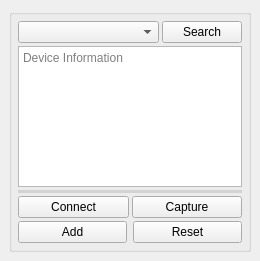
Qt form cloudtool/device/azurekinect.ui (alex-hjm/cloudtool) before a commit.
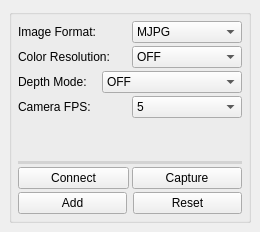
The same form after that commit. Icons and pictures are not drawn.

```diff
--- a/cloudtool/device/azurekinect.ui
+++ b/cloudtool/device/azurekinect.ui
@@ -7,13 +7,13 @@
     <x>0</x>
     <y>0</y>
     <width>260</width>
-    <height>261</height>
+    <height>232</height>
    </rect>
   </property>
   <property name="minimumSize">
    <size>
     <width>260</width>
-    <height>261</height>
+    <height>0</height>
    </size>
   </property>
   <property name="styleSheet">
@@ -57,42 +57,167 @@
        <item>
         <layout class="QHBoxLayout" name="horizontalLayout">
          <item>
-          <widget class="QComboBox" name="cbox_device">
-           <property name="sizePolicy">
-            <sizepolicy hsizetype="Expanding" vsizetype="Fixed">
-             <horstretch>0</horstretch>
-             <verstretch>0</verstretch>
-            </sizepolicy>
+          <widget class="QLabel" name="label">
+           <property name="text">
+            <string>Image Format:</string>
            </property>
           </widget>
          </item>
          <item>
-          <widget class="QPushButton" name="btn_search">
+          <widget class="QComboBox" name="cbox_image_format">
+           <item>
+            <property name="text">
+             <string>MJPG</string>
+            </property>
+           </item>
+           <item>
+            <property name="text">
+             <string>NV12</string>
+            </property>
+           </item>
+           <item>
+            <property name="text">
+             <string>YUY2</string>
+            </property>
+           </item>
+           <item>
+            <property name="text">
+             <string>BGRA32</string>
+            </property>
+           </item>
+           <item>
+            <property name="text">
+             <string>DEPTH16</string>
+            </property>
+           </item>
+           <item>
+            <property name="text">
+             <string>IR16</string>
+            </property>
+           </item>
+          </widget>
+         </item>
+        </layout>
+       </item>
+       <item>
+        <layout class="QHBoxLayout" name="horizontalLayout_4">
+         <item>
+          <widget class="QLabel" name="label_2">
            <property name="text">
-            <string>Search</string>
+            <string>Color Resolution: </string>
            </property>
           </widget>
          </item>
+         <item>
+          <widget class="QComboBox" name="cbox_resolution">
+           <item>
+            <property name="text">
+             <string>OFF</string>
+            </property>
+           </item>
+           <item>
+            <property name="text">
+             <string>720P</string>
+            </property>
+           </item>
+           <item>
+            <property name="text">
+             <string>1080P</string>
+            </property>
+           </item>
+           <item>
+            <property name="text">
+             <string>1440P</string>
+            </property>
+           </item>
+           <item>
+            <property name="text">
+             <string>1536P</string>
+            </property>
+           </item>
+           <item>
+            <property name="text">
+             <string>3072P</string>
+            </property>
+           </item>
+          </widget>
+         </item>
         </layout>
        </item>
        <item>
-        <widget class="QTextBrowser" name="txt_info">
-         <property name="verticalScrollBarPolicy">
-          <enum>Qt::ScrollBarAlwaysOff</enum>
-         </property>
-         <property name="horizontalScrollBarPolicy">
-          <enum>Qt::ScrollBarAsNeeded</enum>
-         </property>
-         <property name="lineWrapMode">
-          <enum>QTextEdit::NoWrap</enum>
-         </property>
-         <property name="readOnly">
-          <bool>true</bool>
-         </property>
-         <property name="placeholderText">
-          <string>Device Information</string>
-         </property>
-        </widget>
+        <layout class="QHBoxLayout" name="horizontalLayout_5">
+         <item>
+          <widget class="QLabel" name="label_3">
+           <property name="text">
+            <string>Depth Mode: </string>
+           </property>
+          </widget>
+         </item>
+         <item>
+          <widget class="QComboBox" name="cbox_depth_mode">
+           <item>
+            <property name="text">
+             <string>OFF</string>
+            </property>
+           </item>
+           <item>
+            <property name="text">
+             <string>NFOV_2X2BINNED</string>
+            </property>
+           </item>
+           <item>
+            <property name="text">
+             <string>NFOV_UNBINNED</string>
+            </property>
+           </item>
+           <item>
+            <property name="text">
+             <string>WFOV_2X2BINNED</string>
+            </property>
+           </item>
+           <item>
+            <property name="text">
+             <string>WFOV_UNBINNED</string>
+            </property>
+           </item>
+           <item>
+            <property name="text">
+             <string>PASSIVE_IR</string>
+            </property>
+           </item>
+          </widget>
+         </item>
+        </layout>
+       </item>
+       <item>
+        <layout class="QHBoxLayout" name="horizontalLayout_7">
+         <item>
+          <widget class="QLabel" name="label_4">
+           <property name="text">
+            <string>Camera FPS: </string>
+           </property>
+          </widget>
+         </item>
+         <item>
+          <widget class="QComboBox" name="cbox_fps">
+           <item>
+            <property name="text">
+             <string>5</string>
+            </property>
+           </item>
+           <item>
+            <property name="text">
+             <string>15</string>
+            </property>
+           </item>
+           <item>
+            <property name="text">
+             <string>30</string>
+            </property>
+           </item>
+          </widget>
+         </item>
+        </layout>
        </item>
        <item>
         <spacer name="verticalSpacer">
```
Left out of the diff: 5 changed lines with no effect on the pictures.
